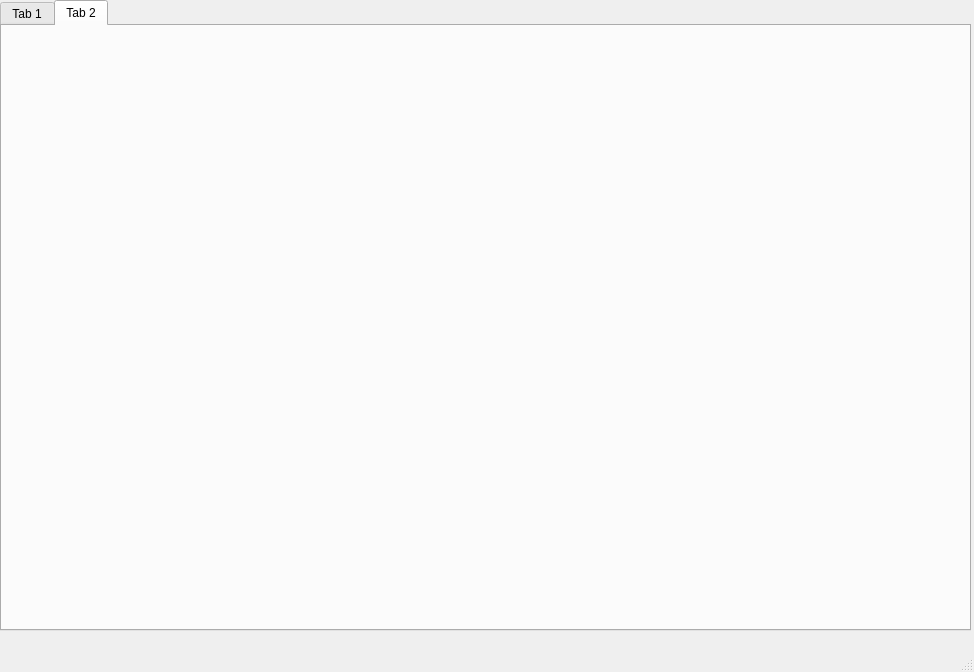
Above: loadUI/load.ui from AhriKwon/Viper_Pipeline before the change. Below: the same form after it.
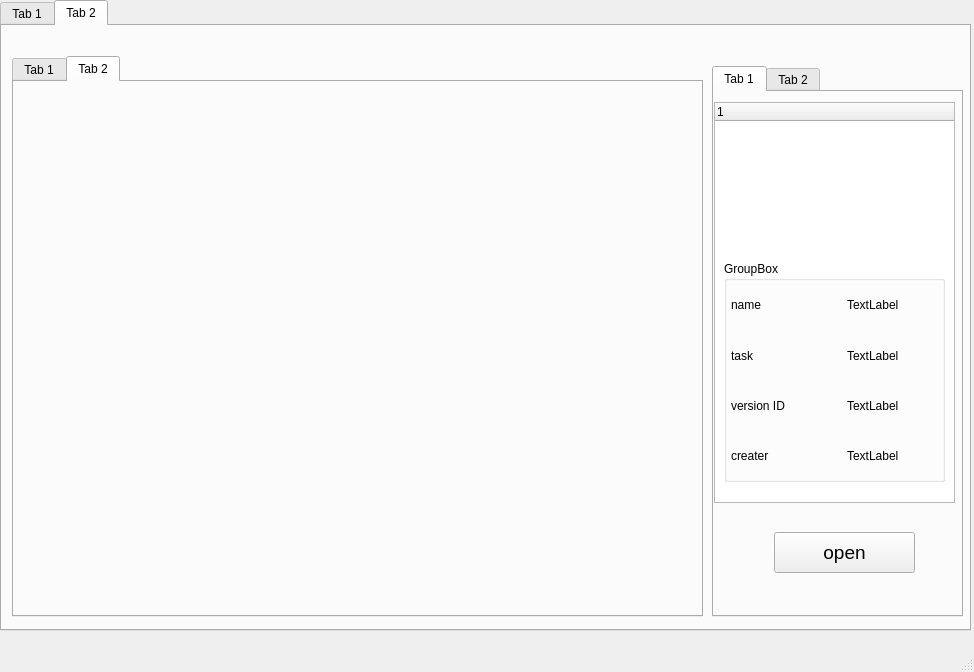
That is the form after the change. The open tabs and pages were chosen to show the change.

Commit message: 0307 아리랑함께한 디버깅(파일 목록전부띄우기)

Diff of the .ui file:
```diff
--- a/loadUI/load.ui
+++ b/loadUI/load.ui
@@ -277,6 +277,201 @@
      <attribute name="title">
       <string>Tab 2</string>
      </attribute>
+     <widget class="QTabWidget" name="tabWidget_3">
+      <property name="geometry">
+       <rect>
+        <x>10</x>
+        <y>30</y>
+        <width>691</width>
+        <height>561</height>
+       </rect>
+      </property>
+      <property name="currentIndex">
+       <number>1</number>
+      </property>
+      <widget class="QWidget" name="tab_3">
+       <attribute name="title">
+        <string>Tab 1</string>
+       </attribute>
+      </widget>
+      <widget class="QWidget" name="tab_4">
+       <attribute name="title">
+        <string>Tab 2</string>
+       </attribute>
+      </widget>
+     </widget>
+     <widget class="QTabWidget" name="tabWidget_4">
+      <property name="geometry">
+       <rect>
+        <x>710</x>
+        <y>40</y>
+        <width>251</width>
+        <height>551</height>
+       </rect>
+      </property>
+      <property name="currentIndex">
+       <number>0</number>
+      </property>
+      <widget class="QWidget" name="tab_7">
+       <attribute name="title">
+        <string>Tab 1</string>
+       </attribute>
+       <widget class="QPushButton" name="pushButton_2">
+        <property name="geometry">
+         <rect>
+          <x>60</x>
+          <y>440</y>
+          <width>141</width>
+          <height>41</height>
+         </rect>
+        </property>
+        <property name="font">
+         <font>
+          <pointsize>14</pointsize>
+         </font>
+        </property>
+        <property name="text">
+         <string>open</string>
+        </property>
+       </widget>
+       <widget class="QTreeWidget" name="treeWidget_2">
+        <property name="geometry">
+         <rect>
+          <x>0</x>
+          <y>10</y>
+          <width>241</width>
+          <height>401</height>
+         </rect>
+        </property>
+        <column>
+         <property name="text">
+          <string notr="true">1</string>
+         </property>
+        </column>
+       </widget>
+       <widget class="QWidget" name="verticalLayoutWidget_3">
+        <property name="geometry">
+         <rect>
+          <x>10</x>
+          <y>169</y>
+          <width>221</width>
+          <height>221</height>
+         </rect>
+        </property>
+        <layout class="QVBoxLayout" name="verticalLayout_infor_2">
+         <item>
+          <widget class="QGroupBox" name="groupBox_infor_2">
+           <property name="title">
+            <string>GroupBox</string>
+           </property>
+           <widget class="QWidget" name="gridLayoutWidget_2">
+            <property name="geometry">
+             <rect>
+              <x>-1</x>
+              <y>20</y>
+              <width>221</width>
+              <height>201</height>
+             </rect>
+            </property>
+            <layout class="QGridLayout" name="gridLayout_2">
+             <property name="leftMargin">
+              <number>8</number>
+             </property>
+             <property name="topMargin">
+              <number>3</number>
+             </property>
+             <property name="rightMargin">
+              <number>0</number>
+             </property>
+             <property name="bottomMargin">
+              <number>5</number>
+             </property>
+             <property name="horizontalSpacing">
+              <number>19</number>
+             </property>
+             <property name="verticalSpacing">
+              <number>8</number>
+             </property>
+             <item row="2" column="1">
+              <widget class="QLabel" name="label_version_id_2">
+               <property name="text">
+                <string>TextLabel</string>
+               </property>
+              </widget>
+             </item>
+             <item row="1" column="1">
+              <widget class="QLabel" name="label_task_name_2">
+               <property name="text">
+                <string>TextLabel</string>
+               </property>
+              </widget>
+             </item>
+             <item row="0" column="1">
+              <widget class="QLabel" name="label_filename_2">
+               <property name="text">
+                <string>TextLabel</string>
+               </property>
+              </widget>
+             </item>
+             <item row="3" column="1">
+              <widget class="QLabel" name="label_created_at_2">
+               <property name="text">
+                <string>TextLabel</string>
+               </property>
+              </widget>
+             </item>
+             <item row="0" column="0">
+              <widget class="QLabel" name="label_5">
+               <property name="text">
+                <string>name</string>
+               </property>
+              </widget>
+             </item>
+             <item row="1" column="0">
+              <widget class="QLabel" name="label_6">
+               <property name="text">
+                <string>task</string>
+               </property>
+              </widget>
+             </item>
+             <item row="2" column="0">
+              <widget class="QLabel" name="label_7">
+               <property name="text">
+                <string>version ID</string>
+               </property>
+              </widget>
+             </item>
+             <item row="3" column="0">
+              <widget class="QLabel" name="label_8">
+               <property name="text">
+                <string>creater</string>
+               </property>
+              </widget>
+             </item>
+            </layout>
+           </widget>
+          </widget>
+         </item>
+        </layout>
+       </widget>
+       <widget class="QWidget" name="verticalLayoutWidget_4">
+        <property name="geometry">
+         <rect>
+          <x>10</x>
+          <y>40</y>
+          <width>221</width>
+          <height>111</height>
+         </rect>
+        </property>
+        <layout class="QVBoxLayout" name="verticalLayout_2"/>
+       </widget>
+      </widget>
+      <widget class="QWidget" name="tab_8">
+       <attribute name="title">
+        <string>Tab 2</string>
+       </attribute>
+      </widget>
+     </widget>
     </widget>
    </widget>
   </widget>
```
Left out of the diff: 76 changed lines with no effect on the pictures. The commit also changes 2 other files.
